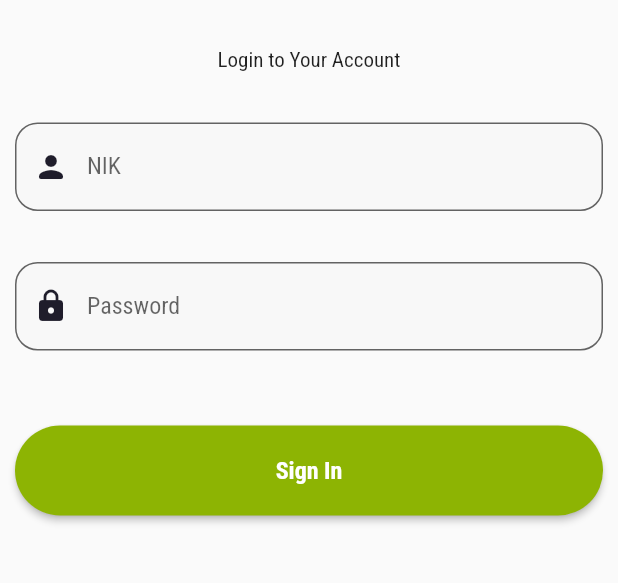
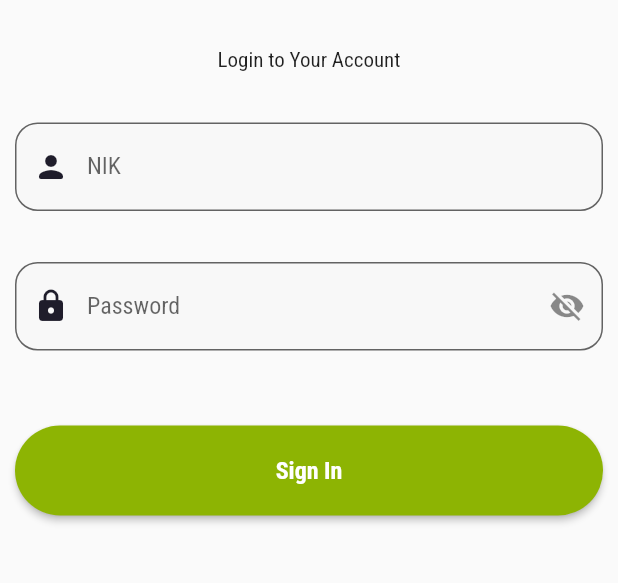
Before and after one commit to galangmerdeka/green_corp_app, a Flutter app: the screen it shows after launch, on a phone screen of 412 x 824 dp, the part 290-873 px from its top. Run offline on Flutter 3.47's test engine with Material 2 defaults, Android fonts, the phone set to English and light mode, and no system bars; our stand-ins replace bloc, dartz, dropdown_search, flutter_bloc, get, google_fonts and 3 more.

Commit message:
bug fixing latest

```diff
--- a/lib/presentation/user/login_screen.dart
+++ b/lib/presentation/user/login_screen.dart
@@ -27,6 +27,7 @@ class LoginScreen extends StatefulWidget {
 
 class _LoginScreenState extends State<LoginScreen> with InputValidation {
   bool isLoading = false;
+  bool obsText = true;
   final _formKey = GlobalKey<FormState>();
   TextEditingController _usernameController = TextEditingController();
   // TextEditingController _passwordController =
@@ -39,6 +40,12 @@ class _LoginScreenState extends State<LoginScreen> with InputValidation {
       Duration(seconds: 10),
     );
     isLoading = false;
+  }
+
+  void updateObsText() {
+    setState(() {
+      obsText = !obsText;
+    });
   }
 
   updateLoginFailedCounter() {
@@ -134,7 +141,15 @@ class _LoginScreenState extends State<LoginScreen> with InputValidation {
                               context,
                               iconField: Icons.lock_rounded,
                               // hintText: "Password",
-                              obsText: true,
+                              obsText: obsText,
+                              suffix: IconButton(
+                                onPressed: updateObsText,
+                                icon: Icon(
+                                  (obsText)
+                                      ? Icons.visibility_off
+                                      : Icons.visibility,
+                                ),
+                              ),
                               textController: _passwordController,
                               label: "Password",
                               validatorField: (value) {
--- a/lib/presentation/user/ro/add_customer.dart
+++ b/lib/presentation/user/ro/add_customer.dart
@@ -629,6 +629,7 @@ class _AddCustomerState extends State<AddCustomer> {
                           textController: _noTelpPJ,
                           label: "No Telp PJ",
                           inputType: TextInputType.phone,
+                          maximumLength: 13,
                         ),
                         SizedBox(
                           height: 16,
--- a/lib/presentation/user/ro/inbox.dart
+++ b/lib/presentation/user/ro/inbox.dart
@@ -88,15 +88,15 @@ class InboxPage extends StatelessWidget {
             itemBuilder: (context, index) {
               final _data = dataInbox[index];
               return BlocConsumer<CheckStatusCubit, CheckStatusState>(
-                listener: (context, state) {
+                listener: (context, state) async {
                   // TODO: implement listener
                   if (state is InboxLoadingCheckStatus) {
                     print("Loading Check Status...");
-                    loadingDialogShow(context);
+                    // loadingDialogShow(context);
                   } else if (state is InboxCheckStatusError) {
                     alertDialogStatusA6(context, state.errMessage);
                   } else if (state is InboxCheckStatusSuccess) {
-                    Get.offAndToNamed(
+                    Get.toNamed(
                       AddCustomer.routeName,
                       arguments: {
                         "source": "inbox",
--- a/lib/presentation/widget/text_field.dart
+++ b/lib/presentation/widget/text_field.dart
@@ -13,6 +13,7 @@ Widget TextFieldWidget(
   String? Function(String?)? savedData,
   Future<String?> Function()? tap,
   bool isReadOnly = false,
+  IconButton? suffix,
 }) {
   return TextFormField(
     validator: validatorField,
@@ -32,6 +33,7 @@ Widget TextFieldWidget(
         iconField,
         color: thirdTextColor,
       ),
+      suffixIcon: suffix,
       border: OutlineInputBorder(
         borderRadius: BorderRadius.circular(15),
       ),
--- a/lib/presentation/widget/text_field_without_icon.dart
+++ b/lib/presentation/widget/text_field_without_icon.dart
@@ -16,9 +16,11 @@ Widget TextFieldWithoutIcon(
   String? Function(String?)? convertValueOnChanged,
   String? initValue,
   String? Function(String?)? validatorField,
+  int? maximumLength,
 }) {
   return TextFormField(
     initialValue: initValue,
+    maxLength: maximumLength,
     validator: validatorField,
     onChanged: convertValueOnChanged,
     keyboardType: inputType,
--- a/lib/theme.dart
+++ b/lib/theme.dart
@@ -61,7 +61,7 @@ BoxDecoration mainLogoDecoration = BoxDecoration(
 BoxDecoration bgHeaderDecoration = BoxDecoration(
   image: DecorationImage(
     image: AssetImage(
-      'assets/images/bg_header.png',
+      'assets/images/bg_header.jpg',
     ),
   ),
 );
```
Also changed, not shown: lib/presentation/user/driver/task_driver_card.dart (+38 -16 lines), pubspec.yaml (+7 -0 lines), assets/icon/Logo.jpg (added), assets/images/bg_header.jpg (added), assets/images/bg_header.png (deleted), pubspec.lock, 7 other files.
